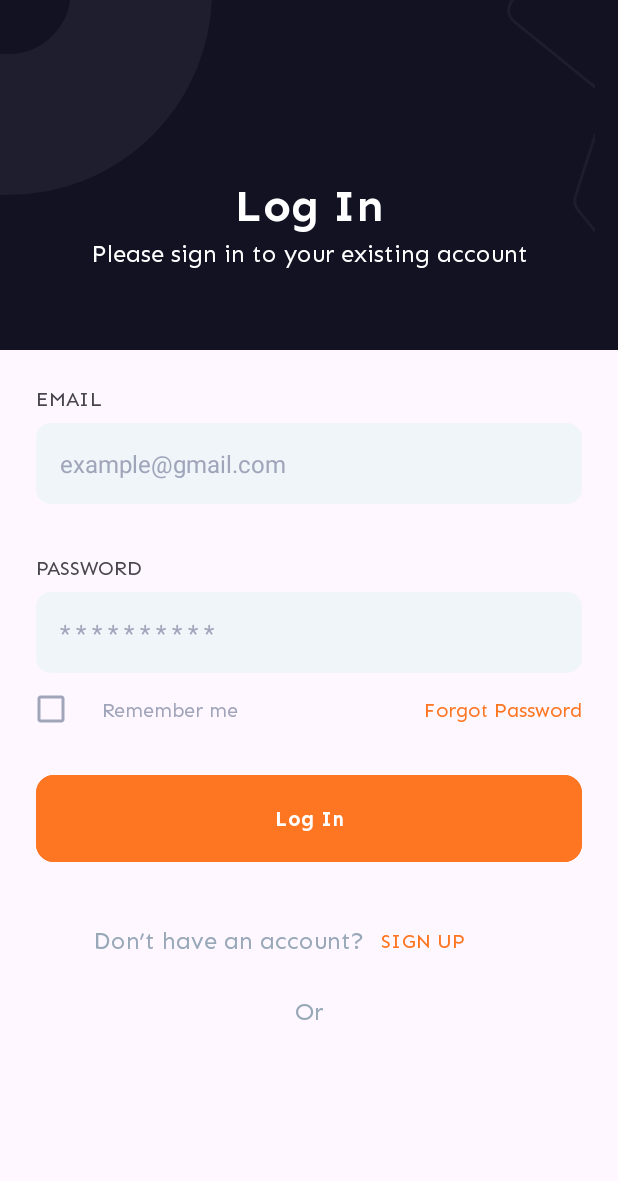
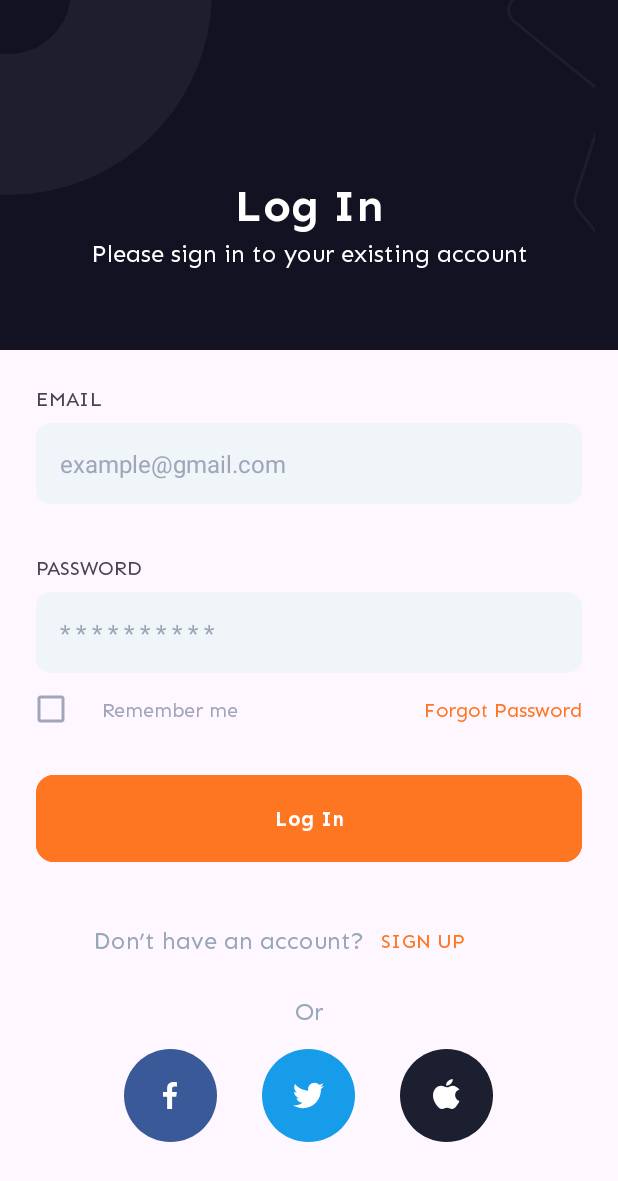
Before and after one commit to MorganGrimes/Food-Delivery-App, an Android app: the fragment LoginFragment shown on its own in the app's theme, on a phone screen of 412 x 824 dp. Shown: the top 1181 px of the screen. Run offline under Robolectric (Android 15) with nearby library versions, the phone set to English and light mode, and no system bars.

```diff
--- /dev/null
+++ b/app/src/main/res/drawable/apple.xml
@@ -0,0 +1,12 @@
+<vector xmlns:android="http://schemas.android.com/apk/res/android"
+    android:width="62dp"
+    android:height="62dp"
+    android:viewportWidth="62"
+    android:viewportHeight="62">
+  <path
+      android:pathData="M0,31C0,13.879 13.879,0 31,0C48.121,0 62,13.879 62,31C62,48.121 48.121,62 31,62C13.879,62 0,48.121 0,31Z"
+      android:fillColor="#1B1F2F"/>
+  <path
+      android:pathData="M35.125,20C33.972,20.067 32.648,20.709 31.861,21.527C31.15,22.271 30.589,23.376 30.818,24.445C32.071,24.478 33.329,23.819 34.082,22.986C34.785,22.207 35.318,21.12 35.125,20ZM35.193,24.443C33.384,24.443 32.628,25.555 31.375,25.555C30.086,25.555 28.908,24.514 27.348,24.514C25.226,24.515 22,26.48 22,31.111C22,35.324 25.818,40 27.973,40C29.282,40.013 29.599,39.177 31.375,39.168C33.153,39.155 33.537,40.011 34.848,40C36.324,39.989 37.476,38.367 38.318,37.082C38.922,36.162 39.171,35.692 39.639,34.652C36.166,33.772 35.475,28.172 39.639,27.014C38.853,25.673 36.558,24.443 35.193,24.443Z"
+      android:fillColor="#ffffff"/>
+</vector>
--- /dev/null
+++ b/app/src/main/res/drawable/facebook.xml
@@ -0,0 +1,12 @@
+<vector xmlns:android="http://schemas.android.com/apk/res/android"
+    android:width="62dp"
+    android:height="62dp"
+    android:viewportWidth="62"
+    android:viewportHeight="62">
+  <path
+      android:pathData="M0,31C0,13.879 13.879,0 31,0C48.121,0 62,13.879 62,31C62,48.121 48.121,62 31,62C13.879,62 0,48.121 0,31Z"
+      android:fillColor="#395998"/>
+  <path
+      android:pathData="M32.065,39.997V31.801H34.83L35.241,28.592H32.065V26.548C32.065,25.622 32.323,24.988 33.652,24.988H35.336V22.127C34.517,22.039 33.693,21.997 32.869,22C30.425,22 28.747,23.492 28.747,26.231V28.586H26V31.795H28.753V39.997H32.065Z"
+      android:fillColor="#ffffff"/>
+</vector>
--- /dev/null
+++ b/app/src/main/res/drawable/twitter.xml
@@ -0,0 +1,12 @@
+<vector xmlns:android="http://schemas.android.com/apk/res/android"
+    android:width="62dp"
+    android:height="62dp"
+    android:viewportWidth="62"
+    android:viewportHeight="62">
+  <path
+      android:pathData="M0,31C0,13.879 13.879,0 31,0C48.121,0 62,13.879 62,31C62,48.121 48.121,62 31,62C13.879,62 0,48.121 0,31Z"
+      android:fillColor="#169CE8"/>
+  <path
+      android:pathData="M41.4,24.55C40.634,24.89 39.812,25.118 38.949,25.222C39.83,24.694 40.506,23.858 40.825,22.861C40.001,23.35 39.087,23.705 38.114,23.897C37.336,23.067 36.227,22.549 35,22.549C32.643,22.549 30.733,24.46 30.733,26.816C30.733,27.15 30.771,27.477 30.843,27.788C27.297,27.61 24.153,25.911 22.047,23.329C21.681,23.959 21.47,24.692 21.47,25.475C21.47,26.955 22.223,28.262 23.368,29.026C22.669,29.004 22.01,28.812 21.435,28.493C21.435,28.511 21.435,28.528 21.435,28.546C21.435,30.614 22.906,32.339 24.858,32.73C24.501,32.828 24.123,32.88 23.733,32.88C23.459,32.88 23.191,32.853 22.931,32.804C23.474,34.499 25.05,35.734 26.917,35.768C25.458,36.913 23.618,37.595 21.618,37.595C21.274,37.595 20.934,37.575 20.599,37.535C22.488,38.746 24.73,39.452 27.141,39.452C34.99,39.452 39.282,32.95 39.282,27.31C39.282,27.126 39.278,26.942 39.27,26.758C40.104,26.156 40.828,25.405 41.4,24.55Z"
+      android:fillColor="#ffffff"/>
+</vector>
--- a/app/src/main/res/layout/fragment_login.xml
+++ b/app/src/main/res/layout/fragment_login.xml
@@ -203,7 +203,7 @@
             app:layout_constraintTop_toBottomOf="@+id/login_btn" />
 
         <TextView
-            android:id="@+id/sign_up"
+            android:id="@+id/sign_up_tv"
             android:layout_width="wrap_content"
             android:layout_height="wrap_content"
             android:layout_marginStart="11dp"
@@ -228,6 +228,40 @@
             app:layout_constraintStart_toStartOf="parent"
             app:layout_constraintTop_toBottomOf="@+id/no_account_tv" />
 
+        <LinearLayout
+            android:id="@+id/icons_ll"
+            android:layout_width="match_parent"
+            android:layout_height="wrap_content"
+            android:layout_marginTop="15dp"
+            android:gravity="center"
+            android:orientation="horizontal"
+            app:layout_constraintEnd_toEndOf="parent"
+            app:layout_constraintStart_toStartOf="parent"
+            app:layout_constraintTop_toBottomOf="@id/or_tv">
+
+            <ImageView
+                android:id="@+id/facebook_icon_iv"
+                android:layout_width="wrap_content"
+                android:layout_height="wrap_content"
+                android:src="@drawable/facebook"
+                tools:ignore="ContentDescription" />
+
+            <ImageView
+                android:id="@+id/twitter_icon_iv"
+                android:layout_width="wrap_content"
+                android:layout_height="wrap_content"
+                android:src="@drawable/twitter"
+                android:layout_marginHorizontal="30dp"
+                tools:ignore="ContentDescription" />
+
+            <ImageView
+                android:id="@+id/apple_icon_iv"
+                android:layout_width="wrap_content"
+                android:layout_height="wrap_content"
+                android:src="@drawable/apple"
+                tools:ignore="ContentDescription" />
+
+        </LinearLayout>
 
     </androidx.constraintlayout.widget.ConstraintLayout>
 
--- a/gradle/libs.versions.toml
+++ b/gradle/libs.versions.toml
@@ -4,6 +4,7 @@ appcompat = "1.7.0"
 circleindicator = "2.1.6"
 constraintlayout = "2.2.1"
 dotsindicator = "5.1.0"
+facebookAndroidSdk = "latest.release"
 kotlin = "2.0.0"
 coreKtx = "1.16.0"
 junit = "4.13.2"
@@ -22,6 +23,7 @@ androidx-constraintlayout = { module = "androidx.constraintlayout:constraintlayo
 androidx-core-ktx = { group = "androidx.core", name = "core-ktx", version.ref = "coreKtx" }
 circleindicator = { module = "me.relex:circleindicator", version.ref = "circleindicator" }
 dotsindicator = { module = "com.tbuonomo:dotsindicator", version.ref = "dotsindicator" }
+facebook-android-sdk = { module = "com.facebook.android:facebook-android-sdk", version.ref = "facebookAndroidSdk" }
 junit = { group = "junit", name = "junit", version.ref = "junit" }
 androidx-junit = { group = "androidx.test.ext", name = "junit", version.ref = "junitVersion" }
 androidx-espresso-core = { group = "androidx.test.espresso", name = "espresso-core", version.ref = "espressoCore" }
```
